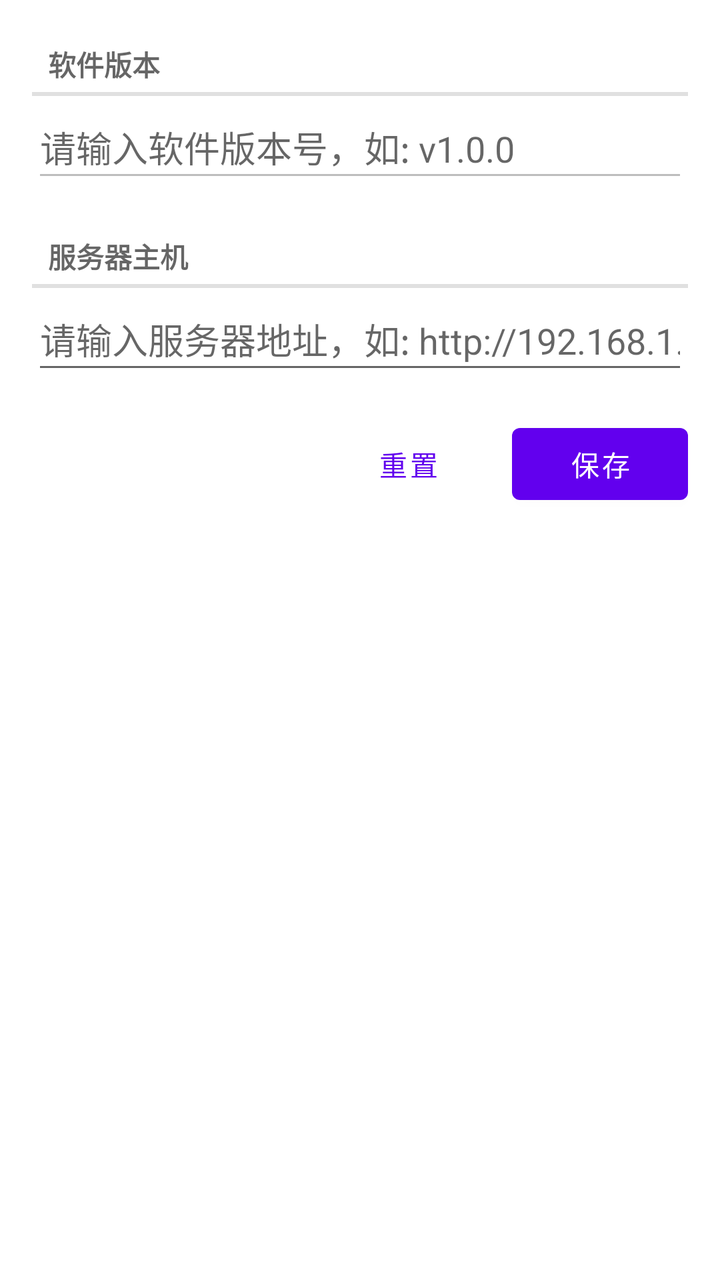
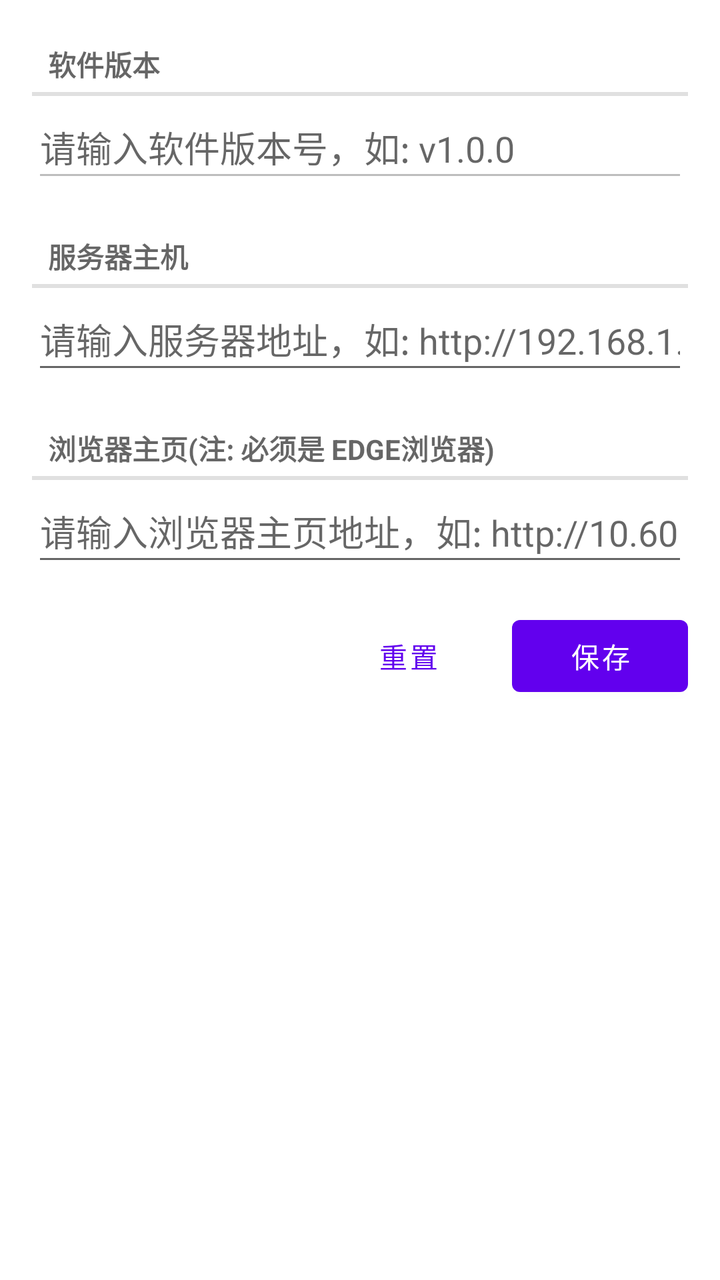

Two renders of the same Android screen: before a commit and after it. Below are the layout's source before the change and the commit's diff.
<!-- AndroidManifest.xml: application theme Theme.Android.DarkActionBar.NoActionBar -->
<!-- res/layout/fragment_setting.xml -->
<?xml version="1.0" encoding="utf-8"?>
<LinearLayout xmlns:android="http://schemas.android.com/apk/res/android"
    xmlns:tools="http://schemas.android.com/tools"
    android:layout_width="match_parent"
    android:layout_height="match_parent"
    android:orientation="vertical"
    android:layout_marginTop="16dp"
    android:padding="16dp"
    tools:context=".ui.setting.SettingFragment">

    <TextView
        style="?android:listSeparatorTextViewStyle"
        android:layout_width="match_parent"
        android:layout_height="wrap_content"
        android:text="软件版本" />

    <EditText
        android:id="@+id/etSoftwareVersion"
        android:layout_width="match_parent"
        android:layout_height="48dp"
        android:enabled="false"
        android:layout_marginBottom="16dp"
        android:hint="请输入软件版本号，如: v1.0.0"
        android:inputType="text" />

    <TextView
        style="?android:listSeparatorTextViewStyle"
        android:layout_width="match_parent"
        android:layout_height="wrap_content"
        android:text="服务器主机" />

    <EditText
        android:id="@+id/etServerHost"
        android:layout_width="match_parent"
        android:layout_height="48dp"
        android:layout_marginBottom="16dp"
        android:hint="请输入服务器地址，如: http://192.168.1.100:8080"
        android:inputType="textUri" />

    <LinearLayout
        android:layout_width="match_parent"
        android:layout_height="wrap_content"
        android:orientation="horizontal"
        android:gravity="end">

        <Button
            android:id="@+id/btnReset"
            android:layout_width="wrap_content"
            android:layout_height="wrap_content"
            android:layout_marginEnd="8dp"
            android:text="重置"
            style="?android:attr/buttonBarButtonStyle" />

        <Button
            android:id="@+id/btnSave"
            android:layout_width="wrap_content"
            android:layout_height="wrap_content"
            android:text="保存" />

    </LinearLayout>

</LinearLayout>
<!-- resources referenced by this layout -->
<resources>
  <style name="Theme.Android.DarkActionBar.NoActionBar">
          <item name="windowActionBar">false</item>
          <item name="windowNoTitle">true</item>
      </style>
</resources>

<!-- the commit's change to res/layout/fragment_setting.xml (unified diff, before → after) -->
@@ -37,6 +37,20 @@
         android:hint="请输入服务器地址，如: http://192.168.1.100:8080"
         android:inputType="textUri" />
 
+    <TextView
+        style="?android:listSeparatorTextViewStyle"
+        android:layout_width="match_parent"
+        android:layout_height="wrap_content"
+        android:text="浏览器主页(注: 必须是 Edge浏览器)" />
+
+    <EditText
+        android:id="@+id/etBrowserHomepage"
+        android:layout_width="match_parent"
+        android:layout_height="48dp"
+        android:layout_marginBottom="16dp"
+        android:hint="请输入浏览器主页地址，如: http://10.60.0.190:9291/#/position/7"
+        android:inputType="textUri" />
+
     <LinearLayout
         android:layout_width="match_parent"
         android:layout_height="wrap_content"
